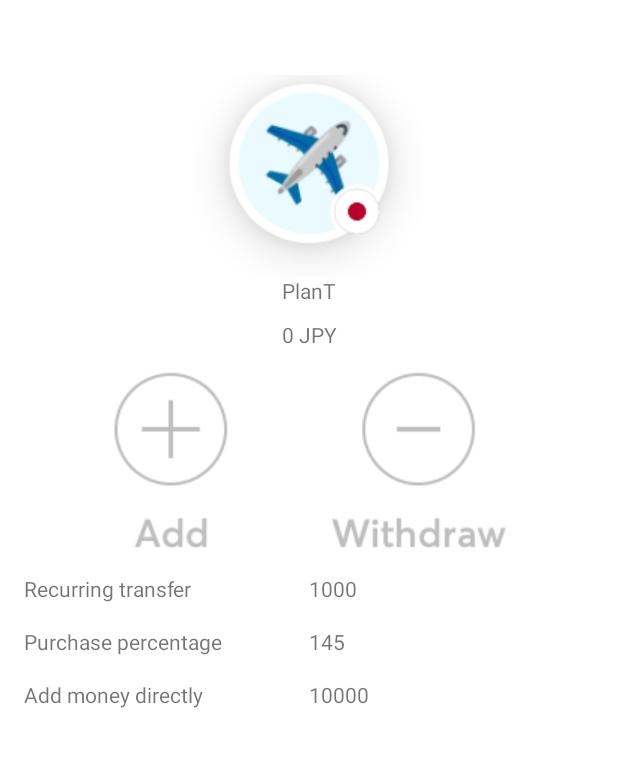
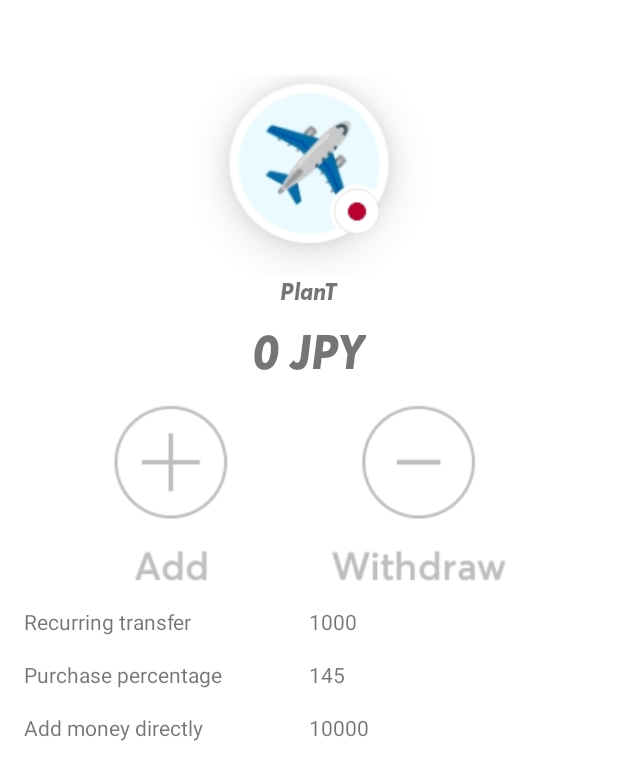
Before and after one commit to barsimark/Hackathon-JunctionX-2022, an Android app: the JarActivity screen opened directly, with no data from a screen before it, on a phone screen of 412 x 824 dp. Shown: the top 780 px of the screen. Run offline under Robolectric (Android 15) with nearby library versions, the phone set to English and light mode, and no system bars.

Commit message:
added wise font

```diff
--- a/JunctionX22/app/src/main/res/layout/activity_jar.xml
+++ b/JunctionX22/app/src/main/res/layout/activity_jar.xml
@@ -24,7 +24,9 @@
         app:layout_constraintTop_toBottomOf="@id/planeImage"
         app:layout_constraintStart_toStartOf="parent"
         app:layout_constraintEnd_toEndOf="parent"
-        android:layout_marginTop="0dp"/>
+        android:layout_marginTop="0dp"
+        android:fontFamily="@font/wise_extrabold_font"
+        android:textSize="16dp"/>
 
     <TextView
         android:id="@+id/tvJarSum"
@@ -34,7 +36,9 @@
         app:layout_constraintTop_toBottomOf="@id/tvJarName"
         app:layout_constraintStart_toStartOf="parent"
         app:layout_constraintEnd_toEndOf="parent"
-        android:layout_marginTop="10dp"/>
+        android:layout_marginTop="10dp"
+        android:fontFamily="@font/wise_extrabold_font"
+        android:textSize="32dp"/>
 
     <ImageView
         android:id="@+id/addWithImage"
```
Also changed, not shown: JunctionX22/app/src/main/res/font/wise_extrabold_font.otf (added).
